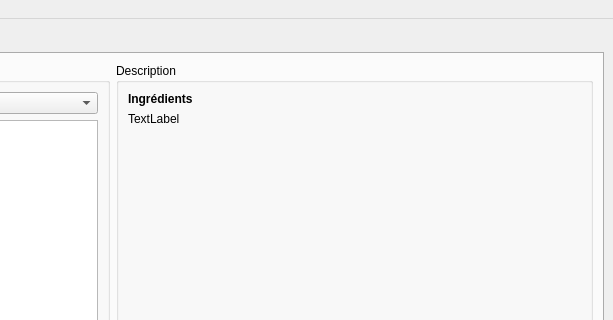
RoroTiti/OC_P5, file views/main_window.ui: the form before one commit; both pictures show x 387 to 1000 and y 0 to 320 of the 1000 by 600 pixel window.
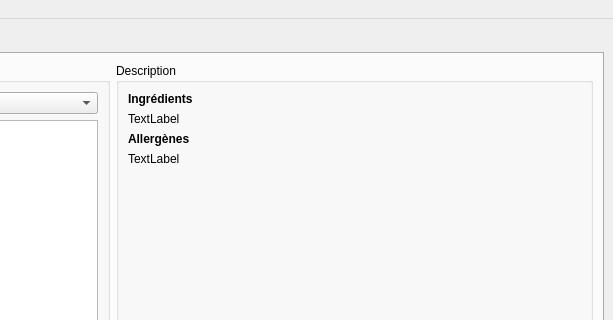
The form after the commit.

The edit to the form file:
```diff
--- a/views/main_window.ui
+++ b/views/main_window.ui
@@ -46,7 +46,7 @@
            <string>Description</string>
           </property>
           <layout class="QGridLayout" name="gridLayout_3">
-           <item row="3" column="0">
+           <item row="5" column="0">
             <spacer name="horizontalSpacer">
              <property name="orientation">
               <enum>Qt::Horizontal</enum>
@@ -82,7 +82,7 @@
              </property>
             </widget>
            </item>
-           <item row="2" column="0">
+           <item row="4" column="0">
             <spacer name="verticalSpacer">
              <property name="orientation">
               <enum>Qt::Vertical</enum>
@@ -95,6 +95,29 @@
              </property>
             </spacer>
            </item>
+           <item row="2" column="0">
+            <widget class="QLabel" name="label_2">
+             <property name="text">
+              <string>&lt;b&gt;Allergènes&lt;/b&gt;</string>
+             </property>
+            </widget>
+           </item>
+           <item row="3" column="0">
+            <widget class="QLabel" name="lbl_allergens">
+             <property name="sizePolicy">
+              <sizepolicy hsizetype="Ignored" vsizetype="Preferred">
+               <horstretch>0</horstretch>
+               <verstretch>0</verstretch>
+              </sizepolicy>
+             </property>
+             <property name="text">
+              <string>TextLabel</string>
+             </property>
+             <property name="wordWrap">
+              <bool>true</bool>
+             </property>
+            </widget>
+           </item>
           </layout>
          </widget>
         </item>
```
